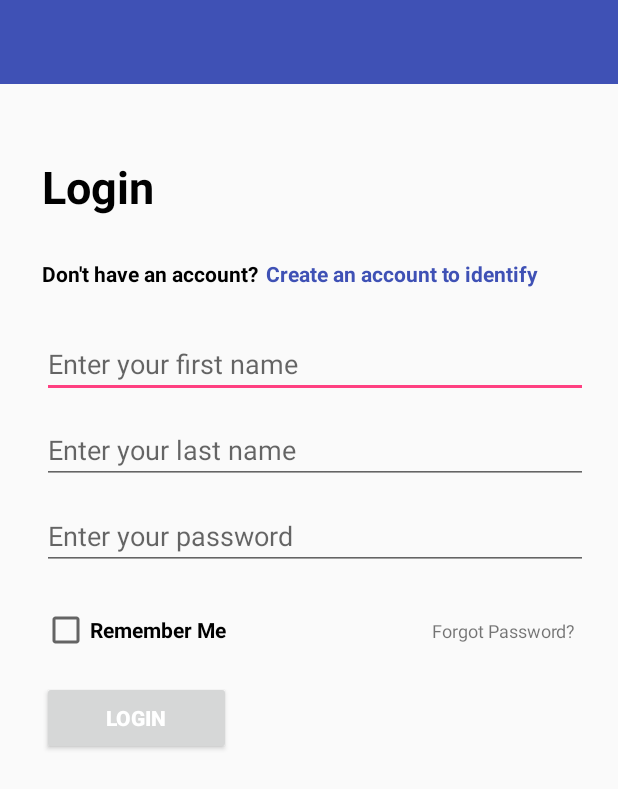
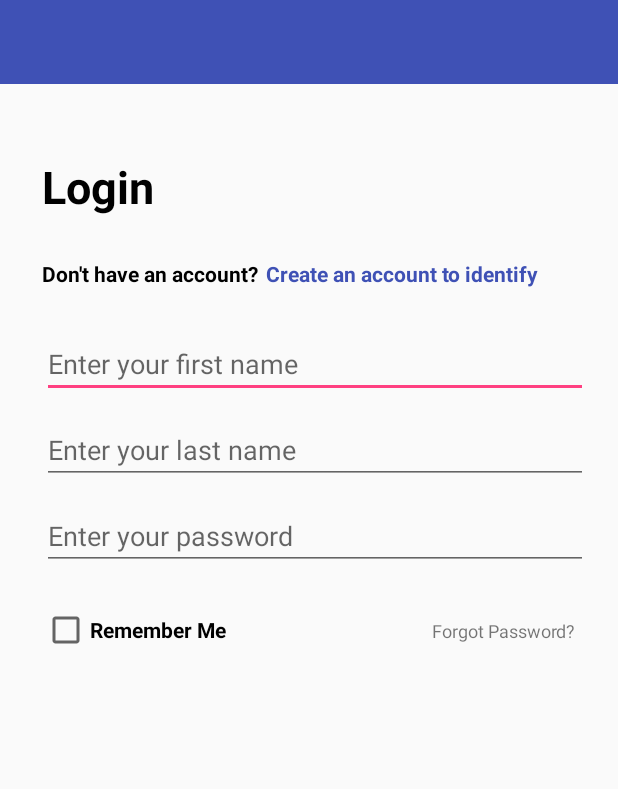
Before and after one commit to themavencoder/data-binding, an Android app: the layout activity_login.xml on its own in the app's theme, with its tools: preview values and no code run, on a phone screen of 412 x 824 dp. Shown: the top 789 px of the screen. Run offline under Robolectric (Android 15) with nearby library versions, the phone set to English and light mode, and no system bars.

```diff
--- a/app/src/main/res/layout/activity_login.xml
+++ b/app/src/main/res/layout/activity_login.xml
@@ -157,23 +157,6 @@
         app:layout_constraintEnd_toEndOf="parent" />
 
 
-    <Button
-        android:id="@+id/button_login"
-        android:layout_width="126dp"
-        android:layout_height="49dp"
-        android:layout_marginLeft="28dp"
-        android:textColor="@{user.checkInput(user.firstName,user.lastName,user.password) ? @color/white : @color/colorPrimary}"
-        android:background="@{user.checkInput(user.firstName,user.lastName,user.password) ? @color/colorPrimary : @color/white}"
-        android:clickable="@{user.checkInput(user.firstName,user.lastName,user.password) ? true : false}"
-        android:onClick="@{handler::buttonLoginClick}"
-        android:layout_marginStart="28dp"
-        android:layout_marginTop="18dp"
-
-        android:text="Login"
-
-        android:textStyle="bold"
-        app:layout_constraintStart_toStartOf="parent"
-        app:layout_constraintTop_toBottomOf="@+id/checkBox" />
 
 
 
```
Also changed, not shown: 2 other files.
